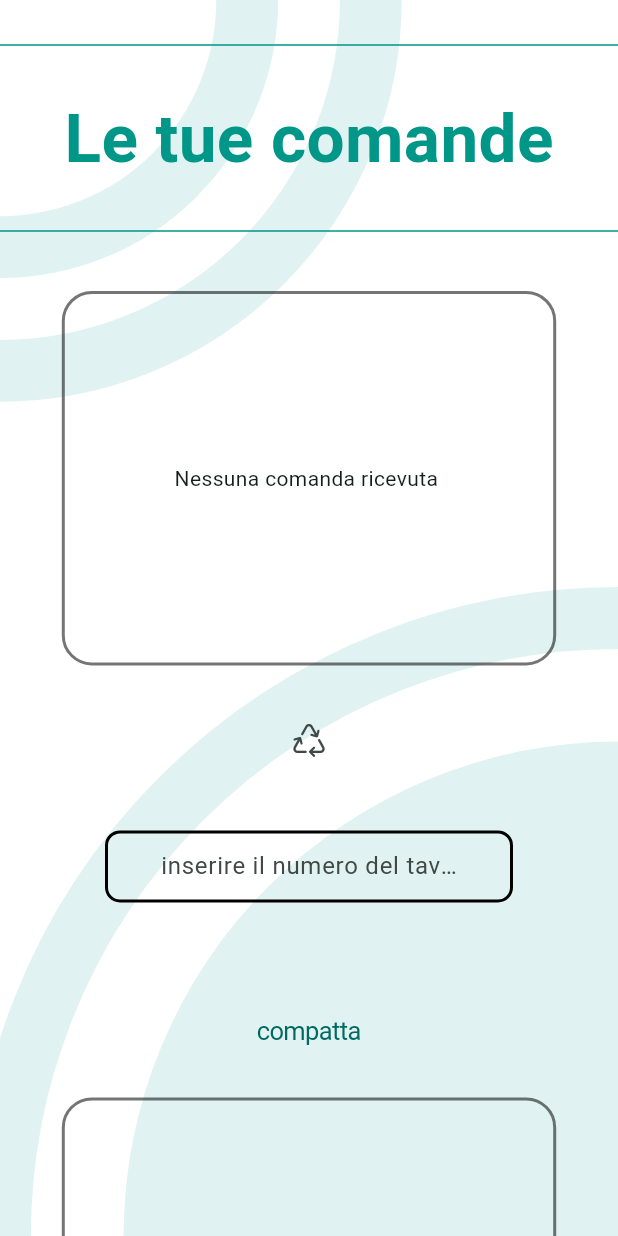
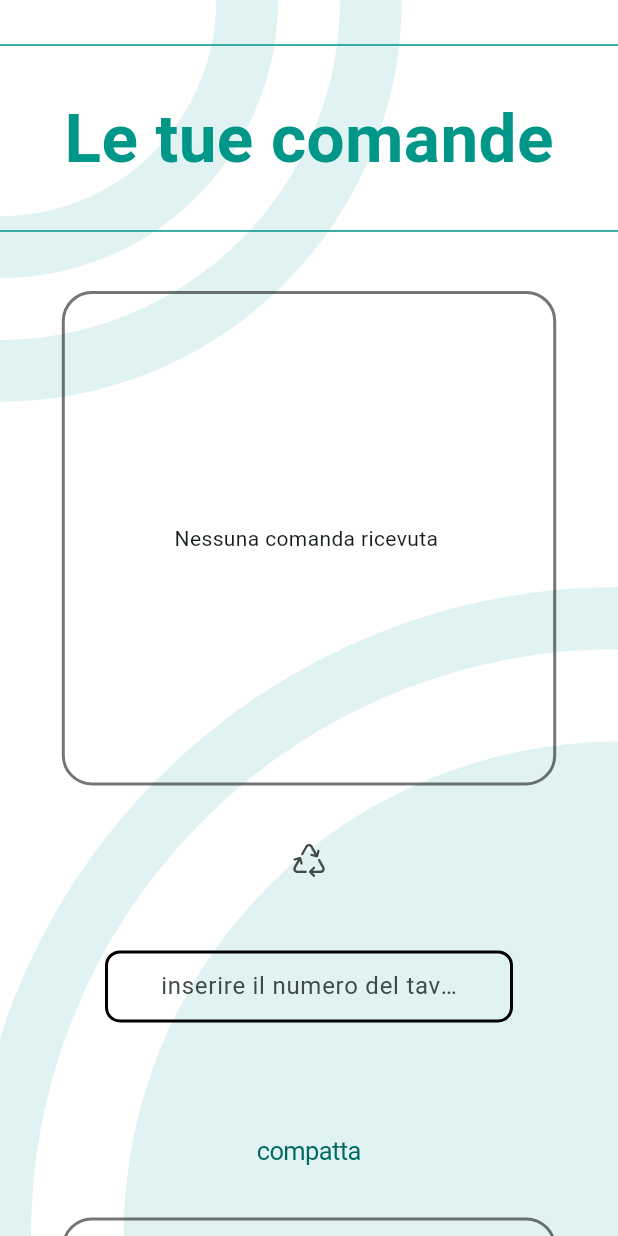
Before and after one commit to viler01/example_menu, a Flutter app: the OrdersScreen screen opened directly, on a phone screen of 412 x 824 dp. Run offline on Flutter 3.47's test engine with Material 3 defaults, Android fonts, the phone set to English and light mode, and no system bars; our stand-ins replace cloud_firestore, file_picker, firebase_auth, firebase_core, firebase_storage, flutter_easyloading and 2 more; accounts and stored records are empty.

Commit message:
a lei la palla

```diff
--- a/lib/screens/staffScreen/orders_screen.dart
+++ b/lib/screens/staffScreen/orders_screen.dart
@@ -165,7 +165,7 @@ class _OrdersScreenState extends State<OrdersScreen> {
                   builder: (context, constrained){
                     if(constrained.maxWidth > horizontalLayout){
                       double horizontalWidth = constrained.maxWidth * 0.35;
-                      double horizontalHeight = constrained.maxHeight - 200;
+                      double horizontalHeight = constrained.maxHeight - 280;
                       return Column(
                         children: [
                           StaffTitle(title: "Le tue comande",),
@@ -298,7 +298,7 @@ class BigComanda extends StatelessWidget {
         Padding(
           padding: EdgeInsets.all(10),
           child: Container(
-            height: height - 80,
+            height: height,
             width: width,
             decoration: BoxDecoration(
                 borderRadius: BorderRadius.circular(20),
@@ -385,8 +385,7 @@ class BigComanda extends StatelessWidget {
                       child: Padding(
                         padding: const EdgeInsets.all(10.0),
                         child: ListView.builder(
-                          physics:
-                          const NeverScrollableScrollPhysics(),
+                          physics: const NeverScrollableScrollPhysics(),
                           shrinkWrap: true,
                           scrollDirection: Axis.vertical,
                           itemBuilder: (context, int index) {
@@ -433,7 +432,7 @@ class SmallComanda extends StatelessWidget {
           padding: EdgeInsets.all(10),
           child:
               Container(
-                height: height - 80,
+                height: height,
                 width: width,
                 decoration: BoxDecoration(
                     borderRadius: BorderRadius.circular(20),
@@ -532,7 +531,7 @@ class SmallComanda extends StatelessWidget {
                                 child: Padding(
                                   padding: const EdgeInsets.all(10.0),
                                   child: ListView.builder(
-                                   // physics: const NeverScrollableScrollPhysics(),
+                                   physics: const NeverScrollableScrollPhysics(),
                                     shrinkWrap: true,
                                     scrollDirection: Axis.vertical,
                                     itemBuilder: (context, int index) {
```
